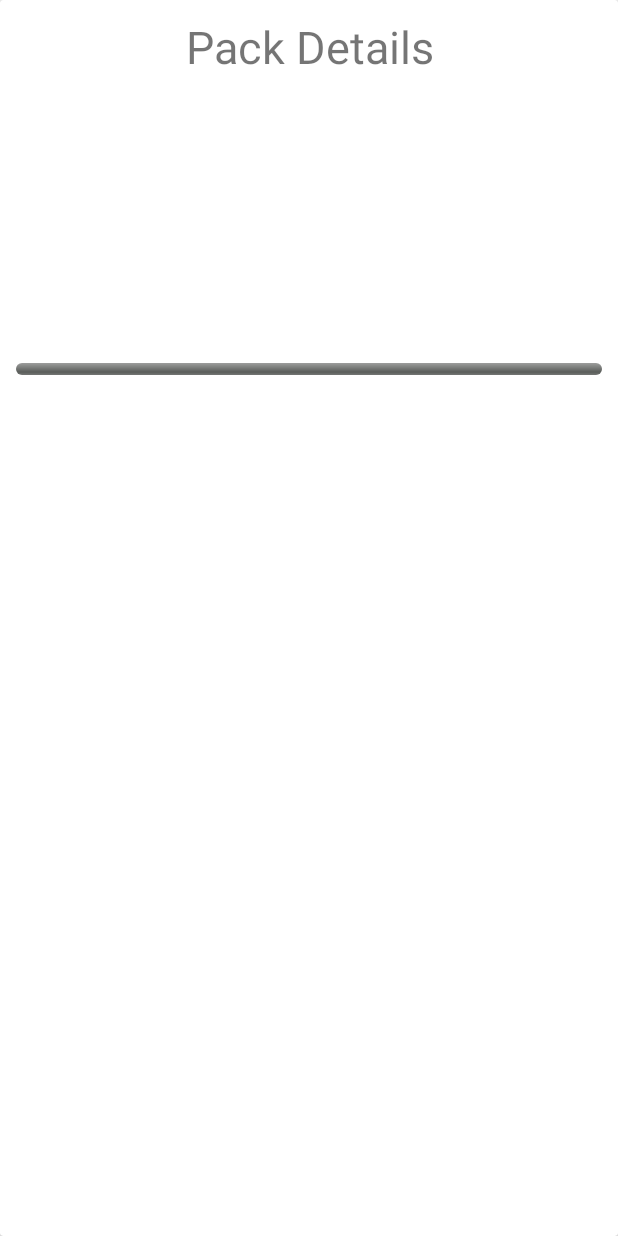
After one commit to yeshasimaria/Gempack2, an Android app: the layout card_packdetails.xml on its own in the app's theme, with its tools: preview values and no code run, on a phone screen of 412 x 824 dp. The commit adds this screen. Run offline under Robolectric (Android 15) with nearby library versions, the phone set to English and light mode, and no system bars.

Commit message:
Recycler view completed

```diff
--- a/app/src/main/java/sg/gempack/app/Cards/GempackPackCard.java
+++ b/app/src/main/java/sg/gempack/app/Cards/GempackPackCard.java
@@ -54,5 +54,9 @@ public class GempackPackCard extends CardView {
         collectionPoint.setText(gempackPack.getCollectionPoint());
     }
 
+    public GempackPack getPack() {
+        return this.gempackPack;
+    }
+
 
 }
--- /dev/null
+++ b/app/src/main/res/layout/card_packdetails.xml
@@ -0,0 +1,76 @@
+<?xml version="1.0" encoding="utf-8"?>
+<android.support.v7.widget.CardView
+    android:layout_width="match_parent"
+    android:layout_height="match_parent"
+    xmlns:android="http://schemas.android.com/apk/res/android"
+    android:id="@+id/iou_card">
+
+    <LinearLayout
+        android:layout_width="match_parent"
+        android:layout_height="wrap_content"
+        android:orientation="horizontal"
+        android:padding="5dp">
+
+        <LinearLayout
+            android:layout_width="match_parent"
+            android:layout_height="250dp"
+            android:orientation="vertical">
+
+            <TextView
+                android:layout_width="match_parent"
+                android:layout_height="wrap_content"
+                android:padding="@dimen/text_padding"
+                android:text="Pack Details"
+                android:textSize="30sp"
+                android:textAlignment="center"/>
+
+            <TextView
+                android:layout_width="match_parent"
+                android:layout_height="wrap_content"
+                android:padding="@dimen/text_padding"
+                android:id="@+id/vendor_name"/>
+
+                <TextView
+                    android:layout_width="match_parent"
+                    android:layout_height="wrap_content"
+                    android:padding="@dimen/text_padding"
+                    android:id="@+id/remaining_amount" />
+
+                <TextView
+                    android:layout_width="match_parent"
+                    android:layout_height="wrap_content"
+                    android:padding="@dimen/text_padding"
+                    android:id="@+id/end_date"/>
+
+
+            <TextView
+                android:layout_width="match_parent"
+                android:layout_height="wrap_content"
+                android:padding="@dimen/text_padding"
+                android:id="@+id/collection_point"/>
+
+            <TextView
+                android:layout_width="match_parent"
+                android:layout_height="wrap_content"
+                android:padding="@dimen/text_padding"
+                android:id="@+id/description" />
+
+            <TextView
+                android:layout_width="match_parent"
+                android:layout_height="wrap_content"
+                android:padding="@dimen/text_padding"
+                android:id="@+id/benefits"/>
+
+            <ProgressBar
+                style="@android:style/Widget.ProgressBar.Horizontal"
+                android:layout_width="match_parent"
+                android:padding="@dimen/text_padding"
+                android:layout_height="wrap_content"
+                android:id="@+id/progressbar"
+                />
+
+        </LinearLayout>
+
+    </LinearLayout>
+
+</android.support.v7.widget.CardView>
--- a/app/src/main/res/values/dimens.xml
+++ b/app/src/main/res/values/dimens.xml
@@ -3,9 +3,10 @@
     <dimen name="activity_horizontal_margin">16dp</dimen>
     <dimen name="activity_vertical_margin">16dp</dimen>
     <dimen name="fab_margin">16dp</dimen>
-    <dimen name="app_bar_height">180dp</dimen>
+    <dimen name="app_bar_height">64dp</dimen>
     <dimen name="text_margin">16dp</dimen>
     <dimen name="text_large">20sp</dimen>
     <dimen name="text_small">15sp</dimen>
     <dimen name="text_extra_large">30sp</dimen>
+    <dimen name="text_padding">5dp</dimen>
 </resources>
--- a/app/src/main/res/values/strings.xml
+++ b/app/src/main/res/values/strings.xml
@@ -23,5 +23,6 @@
     <string name="select_submit">Submit Gem Request</string>
 
     <string name="toast_back_press">Press back again to quit.</string>
+    <string name="title_activity_pack_details">PackDetailsActivity</string>
 
 </resources>
```
Also changed, not shown: app/src/main/AndroidManifest.xml (+5 -2 lines), app/src/main/java/sg/gempack/app/Adapters/GempackPackAdapter.java (+5 -9 lines), app/src/main/java/sg/gempack/app/Cards/PackDetailsCard.java (added, +69 -0 lines), app/src/main/java/sg/gempack/app/PackDetailsActivity.java (added, +38 -0 lines), app/src/main/res/layout/activity_pack_details.xml (added, +32 -0 lines), app/src/main/res/layout/content_pack_details.xml (added, +15 -0 lines).
